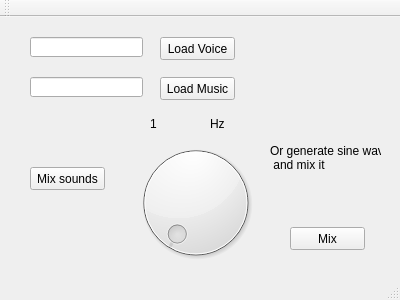
The window that mainwindow.ui (ByteNacked/mixing_util) describes before a commit, drawn with Qt 5.
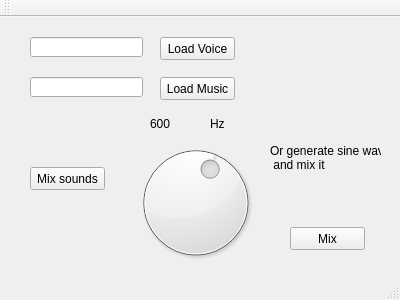
The same window after the commit.

```diff
--- a/mainwindow.ui
+++ b/mainwindow.ui
@@ -115,6 +115,9 @@
     <property name="maximum">
      <number>1000</number>
     </property>
+    <property name="value">
+     <number>600</number>
+    </property>
    </widget>
    <widget class="QLabel" name="label_2">
     <property name="geometry">
@@ -139,7 +142,7 @@
      </rect>
     </property>
     <property name="text">
-     <string>1</string>
+     <string>600</string>
     </property>
    </widget>
   </widget>
```
